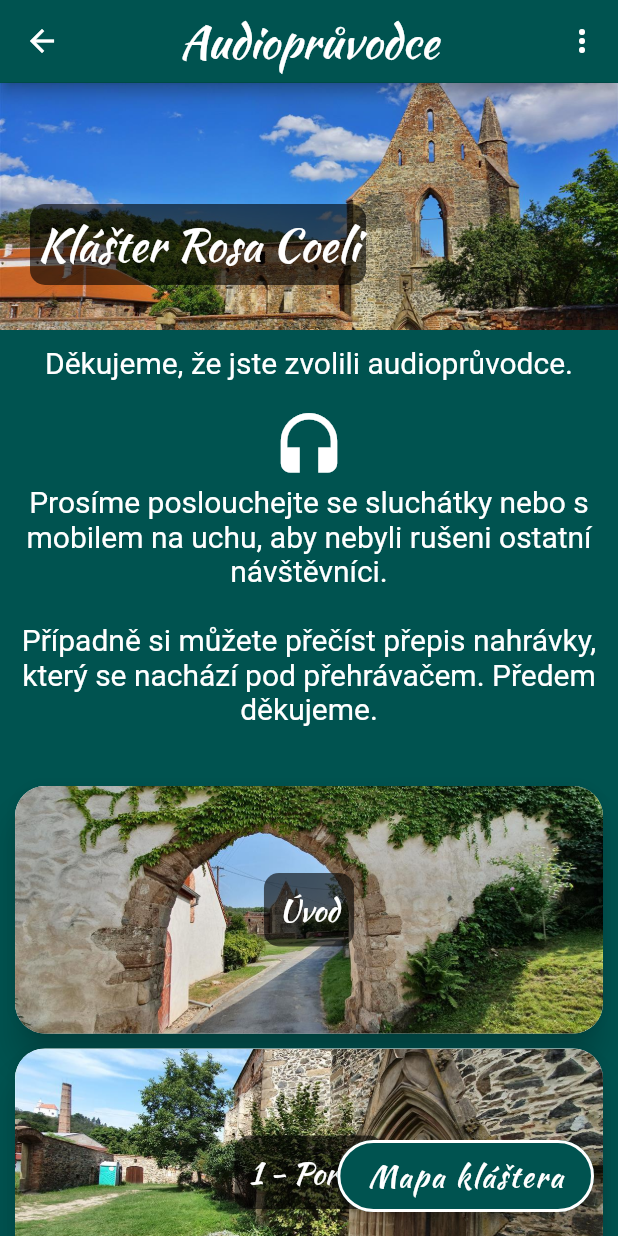
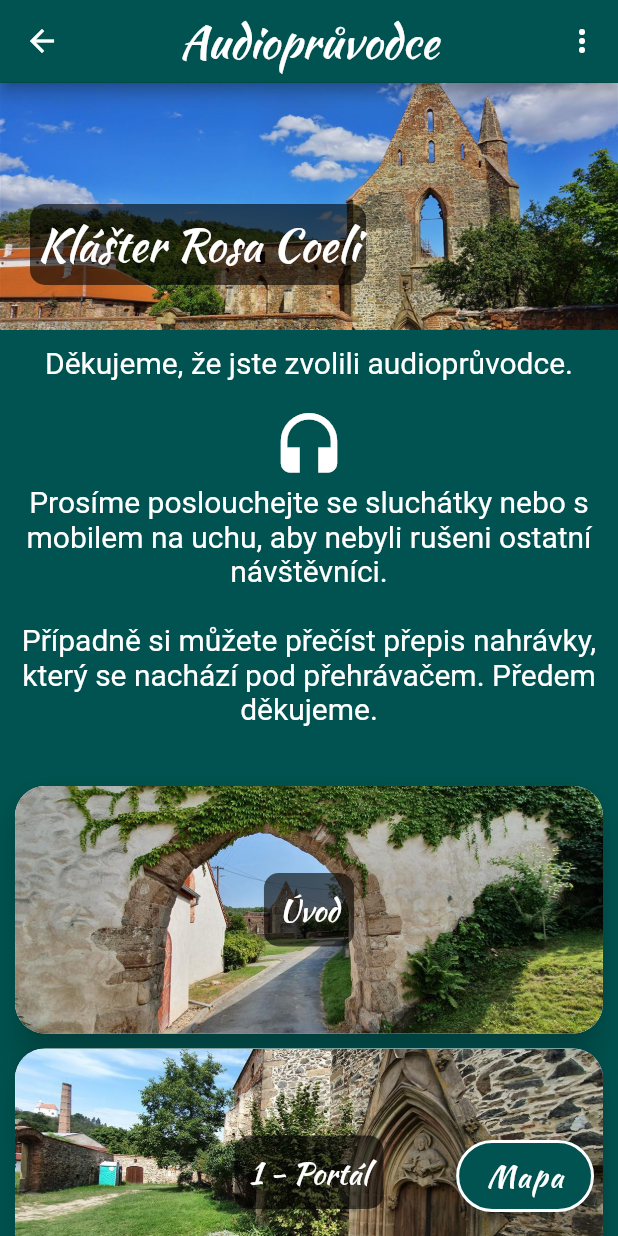
Before and after one commit to zowelu/dolni_kounice, a Flutter app: the AudioGuideRosaCoeli screen opened by its route, on a phone screen of 412 x 824 dp. Run offline on Flutter 3.47's test engine with Material 2 defaults, Android fonts, the phone set to English and light mode, and no system bars; our stand-ins replace audioplayers, photo_view, splashscreen.

Commit message:
instance a napojení třídy RosaCoeli v audio_guide_rosa_coeli.dart

```diff
--- a/lib/components/rosa_coeli.dart
+++ b/lib/components/rosa_coeli.dart
@@ -39,6 +39,13 @@ class RosaCoeli {
     'assets/images/pamatky/klaster_rosa_coeli/klaster-letecky.jpg',
   ];
 
+  List<String> imageRosaCoeli = [
+    'assets/images/pamatky/klaster_rosa_coeli/mapa_klaster.png',
+    'assets/images/pamatky/klaster_rosa_coeli/klaster-portal-vstupni.jpg',
+    'assets/images/pamatky/klaster_rosa_coeli/klaster_rosa_coeli_filmy_serialy.jpg',
+    'assets/images/pamatky/klaster_rosa_coeli/photographic-film-wooden-background_compressed.jpg',
+  ];
+
   String getAudioTextOfMap(String keyOfMap){
     ///vezme text přepisu audioprůvodce na základě klíče
     return audioText[keyOfMap];
--- a/lib/screens/audio_guide_rosa_coeli.dart
+++ b/lib/screens/audio_guide_rosa_coeli.dart
@@ -12,6 +12,7 @@ import 'package:dolni_kounice/screens/audio_guide_rosa_coeli_filmy_a_serialy.dar
 import 'package:dolni_kounice/screens/audio_guide_rosa_coeli_historie.dart';
 import 'package:dolni_kounice/screens/audio_guide_rosa_coeli_strecha.dart';
 import 'package:dolni_kounice/screens/audio_guide_rosa_coeli_uvod.dart';
+import 'package:dolni_kounice/components/rosa_coeli.dart';
 
 class AudioGuideRosaCoeli extends StatefulWidget {
   static String id = '/audioGuideRosaCoeli';
@@ -20,13 +21,14 @@ class AudioGuideRosaCoeli extends StatefulWidget {
 }
 
 class _AudioGuideRosaCoeliState extends State<AudioGuideRosaCoeli> {
+  RosaCoeli rosaCoeli = RosaCoeli();
   @override
   Widget build(BuildContext context) {
     return DefaultPageOfChoiceWithFloatingButton(
       tittleOfAppbar: 'Audioprůvodce',
-      textOfFloatingButton: 'Mapa kláštera',
-      assetImageOfModal: 'assets/images/pamatky/klaster_rosa_coeli/mapa_klaster.png',
-      onPressedFloatingButton: (){
+      textOfFloatingButton: 'Mapa',
+      assetImageOfModal: rosaCoeli.imageRosaCoeli[0],
+      onPressedFloatingButton: () {
         showModalBottomSheet(
           context: context,
           shape: RoundedRectangleBorder(
@@ -62,11 +64,10 @@ class _AudioGuideRosaCoeliState extends State<AudioGuideRosaCoeli> {
                     child: ClipRRect(
                       borderRadius: BorderRadius.circular(20.0),
                       child: Image(
-                        image: AssetImage('assets/images/pamatky/klaster_rosa_coeli/mapa_klaster.png'),
+                        image: AssetImage(rosaCoeli.imageRosaCoeli[0]),
                       ),
                     ),
                   ),
-
                 ],
               ),
             ),
@@ -77,14 +78,14 @@ class _AudioGuideRosaCoeliState extends State<AudioGuideRosaCoeli> {
         Hero(
           tag: 'audioKlasterRosaCoeli',
           child: ContainerHeaderImageBackground(
-            assetImage:
-                'assets/images/pamatky/klaster_rosa_coeli/klaster-pohled-zepredu.jpg',
-            textHeader: 'Klášter Rosa Coeli',
+            assetImage: rosaCoeli.imageGalleryRosaCoeli[1],
+            textHeader: rosaCoeli.name,
             text: '',
           ),
         ),
         Container(
-          padding: EdgeInsets.only(left: kDefaultPadding, right: kDefaultPadding),
+          padding:
+              EdgeInsets.only(left: kDefaultPadding, right: kDefaultPadding),
           child: Column(
             children: [
               Text(
@@ -98,7 +99,7 @@ class _AudioGuideRosaCoeliState extends State<AudioGuideRosaCoeli> {
                 height: 20.0,
               ),
               Icon(
-                    Icons.headset,
+                Icons.headset,
                 color: Colors.white,
                 size: 50,
               ),
@@ -117,8 +118,7 @@ class _AudioGuideRosaCoeliState extends State<AudioGuideRosaCoeli> {
         Hero(
           tag: 'Úvod',
           child: ChoiceContainer(
-            assetImageOfChoice:
-                'assets/images/pamatky/klaster_rosa_coeli/klaster-pohled-brana.jpg',
+            assetImageOfChoice: rosaCoeli.imageGalleryRosaCoeli[0],
             textOfChoice: 'Úvod',
             onTap: () {
               Navigator.pushNamed(context, AudioGuideRosaCoeliUvod.id);
@@ -128,8 +128,7 @@ class _AudioGuideRosaCoeliState extends State<AudioGuideRosaCoeli> {
         Hero(
           tag: 'audioKlasterRosaCoeliPortal',
           child: ChoiceContainer(
-            assetImageOfChoice:
-                'assets/images/pamatky/klaster_rosa_coeli/klaster-portal.jpg',
+            assetImageOfChoice: rosaCoeli.imageGalleryRosaCoeli[2],
             textOfChoice: '1 - Portál',
             onTap: () {
               Navigator.pushNamed(context, AudioGuideRosaCoeli1Portal.id);
@@ -139,8 +138,7 @@ class _AudioGuideRosaCoeliState extends State<AudioGuideRosaCoeli> {
         Hero(
           tag: '2 - Klášterní kostel',
           child: ChoiceContainer(
-            assetImageOfChoice:
-                'assets/images/pamatky/klaster_rosa_coeli/klaster-chram-1.jpg',
+            assetImageOfChoice: rosaCoeli.imageGalleryRosaCoeli[3],
             textOfChoice: '2 - Klášterní kostel',
             onTap: () {
               Navigator.pushNamed(
@@ -151,8 +149,7 @@ class _AudioGuideRosaCoeliState extends State<AudioGuideRosaCoeli> {
         Hero(
           tag: '3 - Věžička',
           child: ChoiceContainer(
-            assetImageOfChoice:
-                'assets/images/pamatky/klaster_rosa_coeli/klaster-pohled-zepredu.jpg',
+            assetImageOfChoice: rosaCoeli.imageGalleryRosaCoeli[1],
             textOfChoice: '3 - Věžička',
             onTap: () {
               Navigator.pushNamed(context, AudioGuideRosaCoeli3Vezicka.id);
@@ -162,8 +159,7 @@ class _AudioGuideRosaCoeliState extends State<AudioGuideRosaCoeli> {
         Hero(
           tag: '4 - Příčná chrámová loď',
           child: ChoiceContainer(
-            assetImageOfChoice:
-                'assets/images/pamatky/klaster_rosa_coeli/klaster-chram-2.jpg',
+            assetImageOfChoice: rosaCoeli.imageGalleryRosaCoeli[4],
             textOfChoice: '4 - Přímá chrámová loď',
             onTap: () {
               Navigator.pushNamed(
@@ -174,8 +170,7 @@ class _AudioGuideRosaCoeliState extends State<AudioGuideRosaCoeli> {
         Hero(
           tag: '5 - Rajská zahrada',
           child: ChoiceContainer(
-            assetImageOfChoice:
-                'assets/images/pamatky/klaster_rosa_coeli/klaster-rajska-zahrad.jpg',
+            assetImageOfChoice: rosaCoeli.imageGalleryRosaCoeli[8],
             textOfChoice: '5 - Rajská zahrada',
             onTap: () {
               Navigator.pushNamed(
@@ -186,8 +181,7 @@ class _AudioGuideRosaCoeliState extends State<AudioGuideRosaCoeli> {
         Hero(
           tag: 'Historie',
           child: ChoiceContainer(
-            assetImageOfChoice:
-                'assets/images/pamatky/klaster_rosa_coeli/klaster-1720.jpg',
+            assetImageOfChoice: rosaCoeli.imageGalleryRosaCoeli[14],
             textOfChoice: 'Historie',
             onTap: () {
               Navigator.pushNamed(context, AudioGuideRosaCoeliHistorie.id);
@@ -197,20 +191,17 @@ class _AudioGuideRosaCoeliState extends State<AudioGuideRosaCoeli> {
         Hero(
           tag: 'FilmyASeriály',
           child: ChoiceContainer(
-            assetImageOfChoice:
-                'assets/images/pamatky/klaster_rosa_coeli/photographic-film-wooden-background_compressed.jpg',
+            assetImageOfChoice: rosaCoeli.imageRosaCoeli[2],
             textOfChoice: 'Které filmy a seriály se v klášteře natáčely?',
             onTap: () {
-              Navigator.pushNamed(
-                  context, AudioGuideRosaCoeliFilmyASerialy.id);
+              Navigator.pushNamed(context, AudioGuideRosaCoeliFilmyASerialy.id);
             },
           ),
         ),
         Hero(
           tag: 'Střecha',
           child: ChoiceContainer(
-            assetImageOfChoice:
-                'assets/images/pamatky/klaster_rosa_coeli/klaster-letecky.jpg',
+            assetImageOfChoice: rosaCoeli.imageGalleryRosaCoeli[15],
             textOfChoice: 'Proč klášter nemá střechu?',
             onTap: () {
               Navigator.pushNamed(context, AudioGuideRosaCoeliStrecha.id);
```
